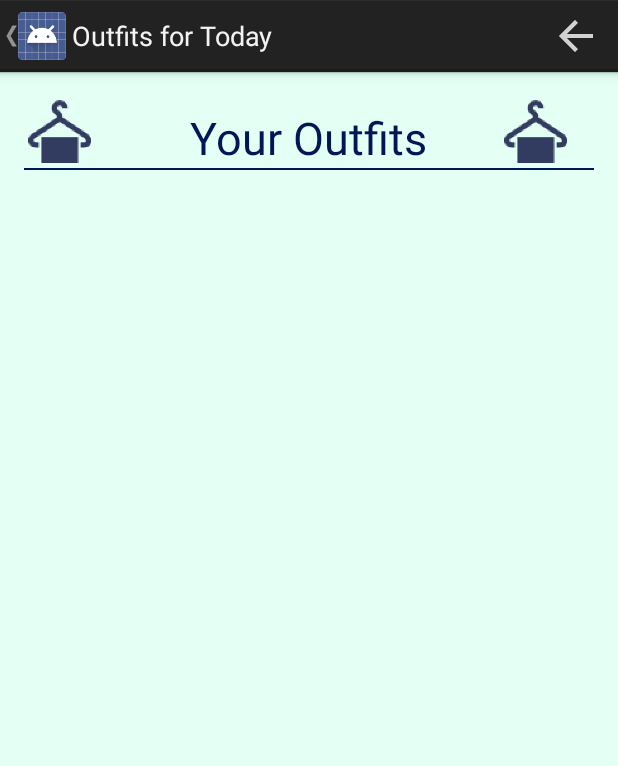
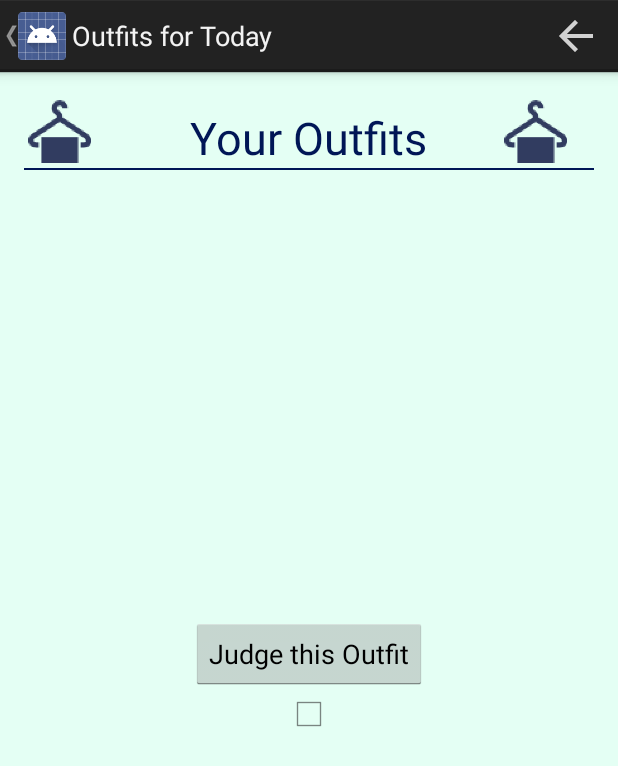
Before and after one commit to SheridanLGrant/Fab-Fashion, an Android app: the viewOutfit screen opened directly, with no data from a screen before it, on a phone screen of 412 x 824 dp. Shown: the top 766 px of the screen. Run offline under Robolectric (Android 15) with nearby library versions, the phone set to English and light mode, and no system bars; 6 statements that could not run were skipped.

Commit message:
written some new stuff but not working as getCenterItem does not work

```diff
--- a/app/src/main/java/edu/hmc/cs/personalstylist/Choose.java
+++ b/app/src/main/java/edu/hmc/cs/personalstylist/Choose.java
@@ -582,10 +582,7 @@ public class Choose {
 
 
 
-    public int judgeOutfit(ArrayList<Clothing> outfit) {
-        Clothing top = outfit.get(0);
-        Clothing bottom = outfit.get(1);
-        Clothing shoe = outfit.get(2);
+    public int judgeOutfit(Clothing top, Clothing bottom, Clothing shoe) {
 
         String topType = top.getType();
         String bottomType = bottom.getType();
--- a/app/src/main/res/layout/activity_view_outfits.xml
+++ b/app/src/main/res/layout/activity_view_outfits.xml
@@ -114,11 +114,20 @@
         android:layout_height="wrap_content"
         android:layout_below="@+id/shoeScrollerChoose"></LinearLayout>
 
-    <ImageView
+    <Button
+        android:layout_width="wrap_content"
+        android:layout_height="wrap_content"
+        android:text="@string/judge"
+        android:id="@+id/judgementButton"
+        android:onClick="judge"
+        android:layout_below="@+id/shoeScrollerChoose"
+        android:layout_centerHorizontal="true" />
+
+    <CheckBox
         android:layout_width="wrap_content"
         android:layout_height="wrap_content"
         android:id="@+id/checkX"
-        android:layout_below="@+id/suggestions"
+        android:layout_below="@+id/judgementButton"
         android:layout_centerHorizontal="true" />
 
 
--- a/app/src/main/res/values/strings.xml
+++ b/app/src/main/res/values/strings.xml
@@ -28,6 +28,7 @@
 
     <string name="available_clothing">Your Outfits</string>
     <string name="return_to_wardrobe">Return to Your Wardrobe</string>
+    <string name="judge">Judge this Outfit</string>
 
 
 
```
Also changed, not shown: app/src/main/java/edu/hmc/cs/personalstylist/MyScrollView.java (+4 -4 lines), app/src/main/java/edu/hmc/cs/personalstylist/viewOutfit.java (+30 -0 lines).
